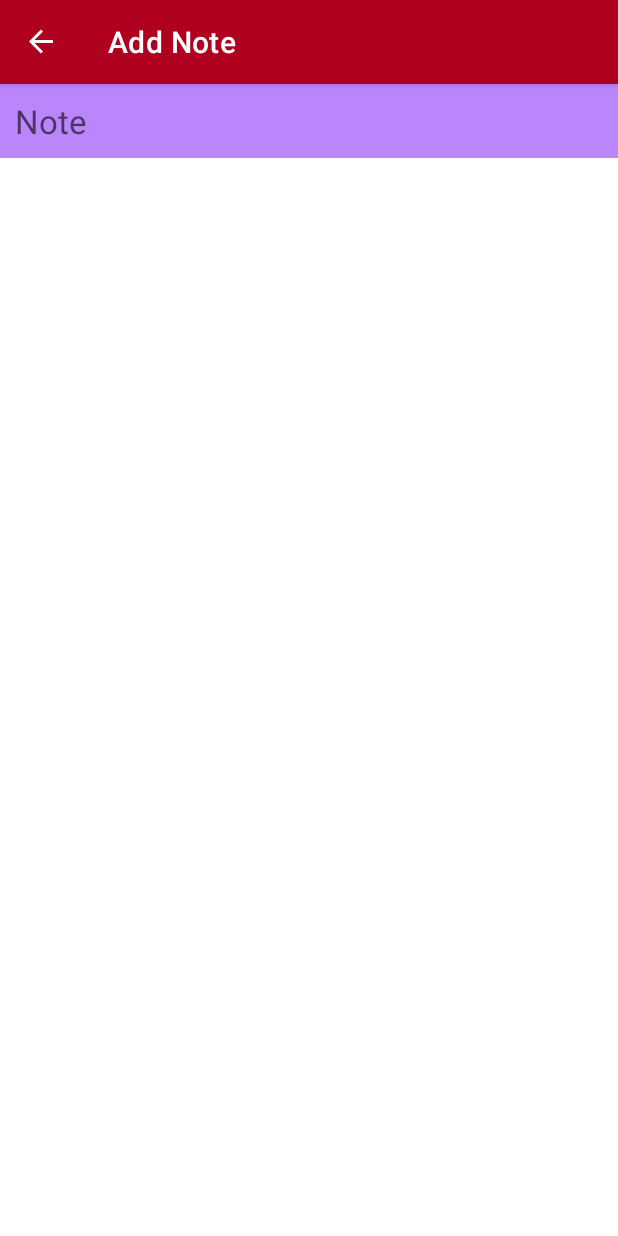
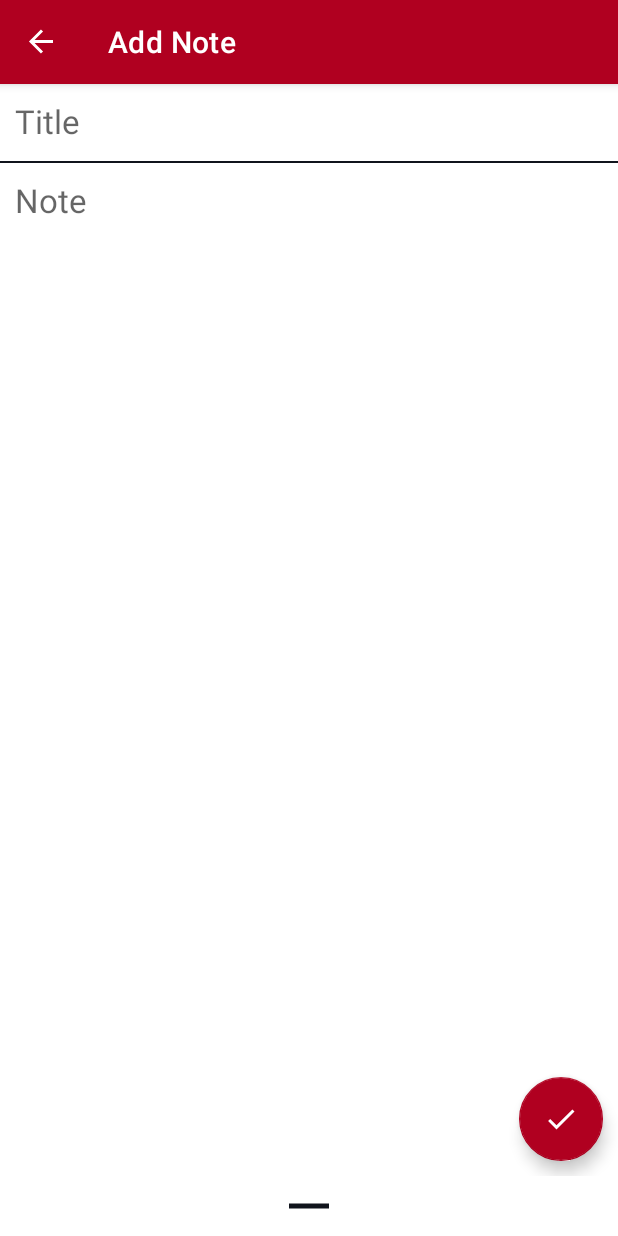
Before and after one commit to Sudiptagupta217/NoteLocker, an Android app: the AddNoteFragment screen opened through its navigation route, on a phone screen of 412 x 824 dp. Run offline under Robolectric (Android 15) with nearby library versions, the phone set to English and light mode, and no system bars; our stand-ins replace Room's generated code, navigation-ui.

Commit message:
set xml code BottomSheetBehavior

```diff
--- a/app/src/main/java/com/sudipta/mynote/ui/AddNoteFragment.java
+++ b/app/src/main/java/com/sudipta/mynote/ui/AddNoteFragment.java
@@ -12,8 +12,10 @@ import android.view.LayoutInflater;
 import android.view.View;
 import android.view.ViewGroup;
 import android.widget.EditText;
+import android.widget.LinearLayout;
 import android.widget.Toast;
 
+import com.google.android.material.bottomsheet.BottomSheetBehavior;
 import com.google.android.material.floatingactionbutton.FloatingActionButton;
 import com.sudipta.mynote.R;
 import com.sudipta.mynote.db.DatabaseClient;
@@ -24,13 +26,14 @@ public class AddNoteFragment extends Fragment {
     EditText titleEditText;
     EditText noteEditText;
     FloatingActionButton saveBtn;
+    LinearLayout layoutbotm;
 
     @Override
     public View onCreateView(LayoutInflater inflater, ViewGroup container,
                              Bundle savedInstanceState) {
         // Inflate the layout for this fragment
         View view = inflater.inflate(R.layout.fragment_add_note, container, false);
-
+        layoutbotm = view.findViewById(R.id.botmbarlayout);
         titleEditText = view.findViewById(R.id.title_editText);
         noteEditText = view.findViewById(R.id.note_editText);
         saveBtn = view.findViewById(R.id.save_button);
@@ -41,10 +44,11 @@ public class AddNoteFragment extends Fragment {
     @Override
     public void onActivityCreated(@Nullable Bundle savedInstanceState) {
         super.onActivityCreated(savedInstanceState);
+        botmBtn();
+
         saveBtn.setOnClickListener(new View.OnClickListener() {
             @Override
             public void onClick(View v) {
-
 
                 String noteTitle = titleEditText.getText().toString().trim();
                 String noteBody = noteEditText.getText().toString().trim();
@@ -102,4 +106,20 @@ public class AddNoteFragment extends Fragment {
         fragmentTransaction.commit();
     }
 
+    private void botmBtn(){
+       // final LinearLayout layoutbotm = view.findViewById(R.id.botmbarlayout);
+        final BottomSheetBehavior<LinearLayout> bottomSheetBehavior = BottomSheetBehavior.from(layoutbotm);
+        layoutbotm.findViewById(R.id.textbt).setOnClickListener(new View.OnClickListener() {
+            @Override
+            public void onClick(View v) {
+                if (bottomSheetBehavior.getState()!= BottomSheetBehavior.STATE_EXPANDED){
+                    bottomSheetBehavior.setState(BottomSheetBehavior.STATE_EXPANDED);
+                }
+                else {
+                    bottomSheetBehavior.setState(BottomSheetBehavior.STATE_COLLAPSED);
+                }
+            }
+        });
+    }
+
 }
--- a/app/src/main/res/drawable/bottom_bg.xml
+++ b/app/src/main/res/drawable/bottom_bg.xml
@@ -1,7 +1,7 @@
 <?xml version="1.0" encoding="utf-8"?>
 <shape xmlns:android="http://schemas.android.com/apk/res/android">
 
-<solid android:color="@color/background"/>
+<solid android:color="@android:color/transparent"/>
 
     <corners android:topLeftRadius="15dp"
         android:topRightRadius="15dp"/>
--- a/app/src/main/res/layout/bottombar.xml
+++ b/app/src/main/res/layout/bottombar.xml
@@ -3,8 +3,9 @@
     xmlns:app="http://schemas.android.com/apk/res-auto"
     android:layout_width="match_parent"
     android:layout_height="wrap_content"
-    android:background="@drawable/bottom_bg"
+    android:id="@+id/botmbarlayout"
     android:orientation="vertical"
+    app:behavior_peekHeight="40dp"
     app:layout_behavior="@string/bottom_sheet_behavior">
 
     <ImageView
@@ -13,14 +14,28 @@
         android:layout_height="40dp"
         android:fontFamily="sans-serif-medium"
         android:gravity="center"
+        android:background="@android:color/transparent"
         android:src="@drawable/ic_baseline_horizontal_rule_24"
-        app:tint="@color/white" />
+        app:tint="@color/ColorDarkBlack" />
+
+    <TextView
+        android:layout_width="match_parent"
+        android:layout_height="wrap_content"
+        android:text="select color"
+        android:gravity="center"
+        android:background="@color/background"
+        android:textSize="14sp"
+        android:padding="5dp"
+        android:textColor="@color/white"
+        android:fontFamily="serif"/>
+
 
     <LinearLayout
         android:id="@+id/layoutNotesColor"
         android:layout_width="match_parent"
         android:layout_height="wrap_content"
-        android:layout_margin="10dp"
+        android:padding="10dp"
+        android:background="@color/background"
         android:gravity="center_vertical"
         android:orientation="horizontal">
 
--- a/app/src/main/res/layout/fragment_add_note.xml
+++ b/app/src/main/res/layout/fragment_add_note.xml
@@ -1,5 +1,5 @@
 <?xml version="1.0" encoding="utf-8"?>
-<androidx.constraintlayout.widget.ConstraintLayout
+<androidx.coordinatorlayout.widget.CoordinatorLayout
     xmlns:android="http://schemas.android.com/apk/res/android"
     xmlns:app="http://schemas.android.com/apk/res-auto"
     xmlns:tools="http://schemas.android.com/tools"
@@ -7,59 +7,74 @@
     android:layout_height="match_parent"
     tools:context=".ui.AddNoteFragment">
 
-    <ScrollView
-        android:id="@+id/scrollView2"
+        <LinearLayout
             android:layout_width="match_parent"
             android:layout_height="match_parent"
-        android:clipToPadding="false"
-        android:paddingBottom="10dp"
-        app:layout_constraintBottom_toBottomOf="parent"
-        app:layout_constraintEnd_toEndOf="parent"
-        app:layout_constraintStart_toStartOf="parent"
-        app:layout_constraintTop_toTopOf="parent">
+            android:orientation="vertical"
+            android:layout_marginBottom="40dp"
+            android:animateLayoutChanges="true">
 
-        <androidx.constraintlayout.widget.ConstraintLayout
+
+            <LinearLayout
                 android:layout_width="match_parent"
-            android:layout_height="match_parent"
-            android:animateLayoutChanges="true">
+                android:layout_height="wrap_content"
+                android:orientation="horizontal">
 
             <EditText
                 android:id="@+id/title_editText"
                 android:layout_width="match_parent"
                 android:layout_height="wrap_content"
-                android:layout_marginBottom="1dp"
                 android:background="@color/white"
                 android:hint="Title"
                 android:inputType="text"
                 android:padding="10dp"
-                android:textAppearance="@style/TextAppearance.AppCompat.Large" />
+                android:layout_marginBottom="2dp"
+                android:textAppearance="@style/TextAppearance.AppCompat.Large"
+                app:layout_constraintEnd_toEndOf="parent"
+                app:layout_constraintStart_toStartOf="parent"
+                app:layout_constraintTop_toTopOf="parent" />
+            </LinearLayout>
+            <View
+                android:layout_width="match_parent"
+                android:layout_height="1dp"
+                android:background="@color/background"/>
+
+            <androidx.constraintlayout.widget.ConstraintLayout
+                android:layout_width="match_parent"
+                android:layout_height="match_parent">
 
                 <EditText
                     android:id="@+id/note_editText"
                     android:layout_width="match_parent"
-                android:layout_height="match_parent"
-                android:background="@color/purple_200"
+                    android:layout_height="wrap_content"
+                    android:background="@color/white"
+                    android:foregroundGravity="top"
                     android:gravity="top"
                     android:hint="@string/edittext_hint"
                     android:inputType="textMultiLine"
                     android:padding="10dp"
                     android:textAppearance="@style/TextAppearance.AppCompat.Large"
-                app:layout_constraintBottom_toBottomOf="parent" />
-        </androidx.constraintlayout.widget.ConstraintLayout>
-    </ScrollView>
+                    app:layout_constraintEnd_toEndOf="parent"
+                    app:layout_constraintStart_toStartOf="parent"
+                    app:layout_constraintTop_toTopOf="parent" />
 
-<!--    <com.google.android.material.floatingactionbutton.FloatingActionButton-->
-<!--        android:id="@+id/save_button"-->
-<!--        android:layout_width="wrap_content"-->
-<!--        android:layout_height="wrap_content"-->
-<!--        android:layout_alignParentRight="true"-->
-<!--        android:layout_alignParentBottom="true"-->
-<!--        android:layout_margin="10dp"-->
-<!--        android:clickable="true"-->
-<!--        android:src="@drawable/ic_baseline_done_24"-->
-<!--        app:backgroundTint="@color/design_default_color_error"-->
-<!--        app:layout_constraintBottom_toBottomOf="parent"-->
-<!--        app:layout_constraintEnd_toEndOf="parent"-->
-<!--        app:tint="@color/white" />-->
+                <com.google.android.material.floatingactionbutton.FloatingActionButton
+                    android:id="@+id/save_button"
+                    android:layout_width="wrap_content"
+                    android:layout_height="wrap_content"
+                    android:layout_alignParentRight="true"
+                    android:layout_alignParentBottom="true"
+                    android:layout_margin="10dp"
+                    android:clickable="true"
+                    android:src="@drawable/ic_baseline_done_24"
+                    app:backgroundTint="@color/design_default_color_error"
+                    app:layout_constraintBottom_toBottomOf="parent"
+                    app:layout_constraintEnd_toEndOf="parent"
+                    app:tint="@color/white" />
 
             </androidx.constraintlayout.widget.ConstraintLayout>
+        </LinearLayout>
+
+    <include layout="@layout/bottombar"/>
+
+</androidx.coordinatorlayout.widget.CoordinatorLayout>
```
Lines whose indentation alone changed are shown as unchanged.
